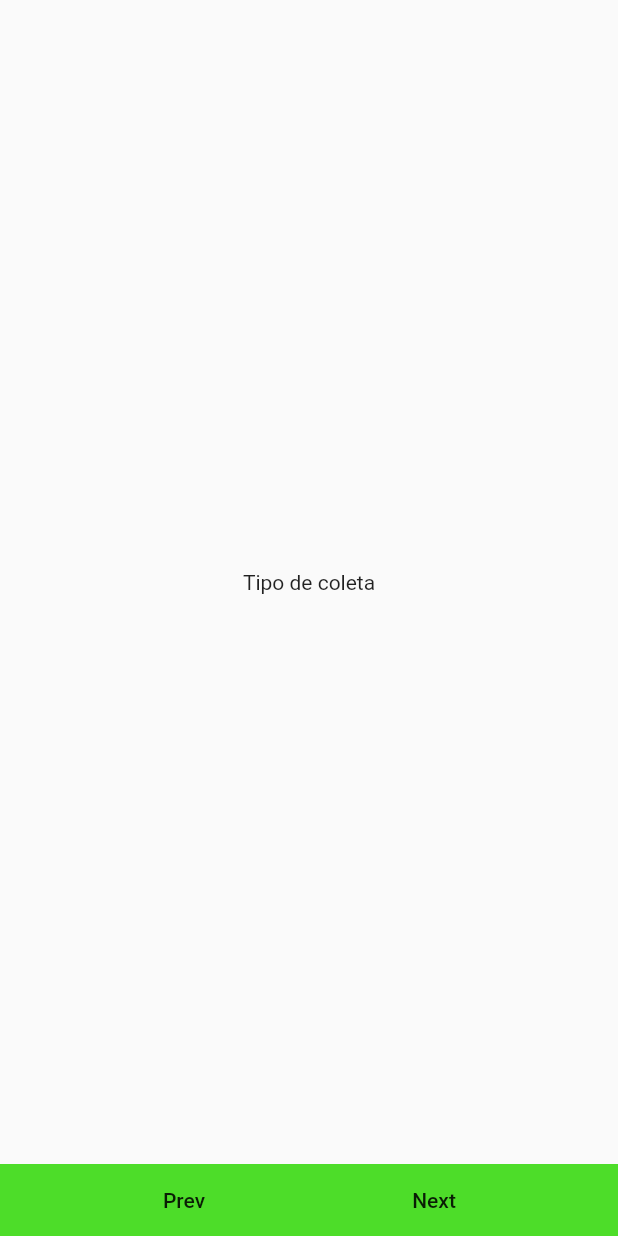
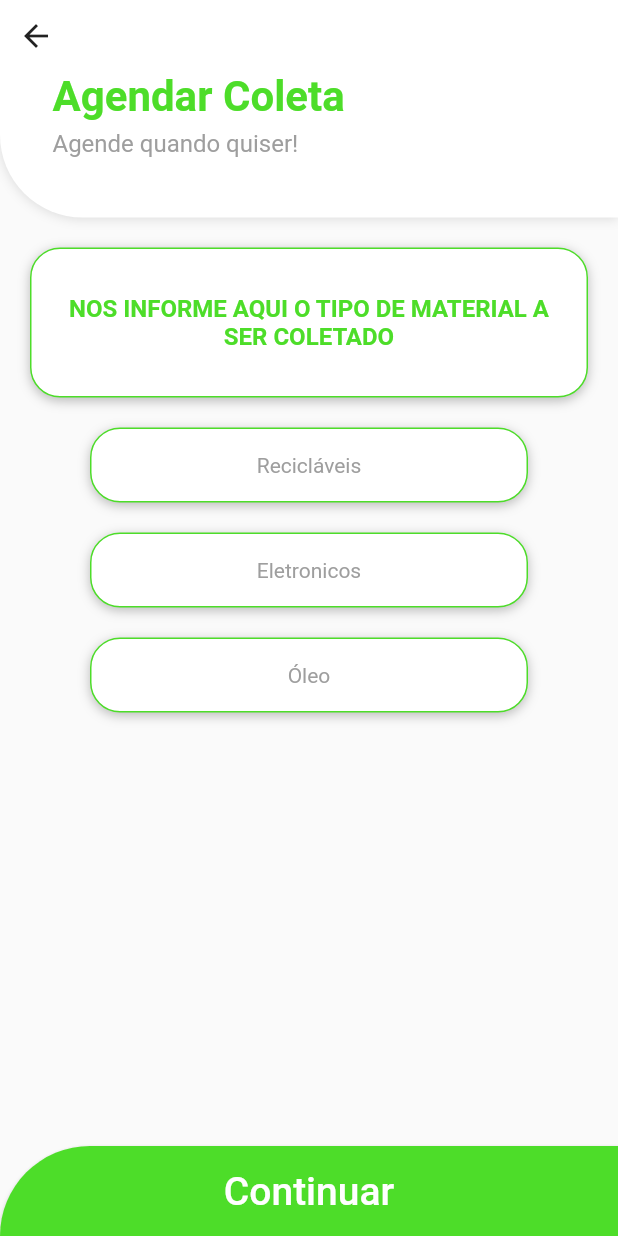
Before and after one commit to rcdomingos/catatudo-app, a Flutter app: the AddCollectPage screen opened by its route, on a phone screen of 412 x 824 dp. Run offline on Flutter 3.47's test engine with Material 2 defaults, Android fonts, the phone set to English and light mode, and no system bars; our stand-ins replace font_awesome_flutter, table_calendar; accounts and stored records are empty.

Commit message:
add: Paginas de coletas

```diff
--- /dev/null
+++ b/lib/core/viewModel/add_collect_model.dart
@@ -0,0 +1,30 @@
+import 'package:catatudo_app/core/models/address.dart';
+import 'package:catatudo_app/core/viewModel/default_model.dart';
+
+class AddCollectModel extends DefaultModel {
+  int _typeSelectedIndex;
+  int get typeSelectedIndex => _typeSelectedIndex;
+
+  int _addressSelectedIndex;
+  int get addressSelectedIndex => _addressSelectedIndex;
+
+  List _types = ['Recicláveis', 'Eletronicos', 'Óleo'];
+  List get types => _types;
+
+  String _type;
+
+  void setSelectedIndex(int index) {
+    _typeSelectedIndex = index;
+    _type = _types[index];
+    print(_type);
+    notifyListeners();
+  }
+
+  void setSelectedAddress(int index, Address address) {
+    _addressSelectedIndex = index;
+
+    print(address.toJson());
+
+    notifyListeners();
+  }
+}
--- a/lib/main.dart
+++ b/lib/main.dart
@@ -13,9 +13,10 @@ import 'package:flutter/material.dart';
 import 'package:provider/provider.dart';
 
 import 'core/constants/app_route.dart';
+import 'package:intl/date_symbol_data_local.dart';
 
 void main() {
-  runApp(MyApp());
+  initializeDateFormatting('pt_BR').then((_) => runApp(MyApp()));
 }
 
 class MyApp extends StatelessWidget {
@@ -36,7 +37,6 @@ class MyApp extends StatelessWidget {
           fontFamily: "Roboto",
           textTheme: TextTheme(
             bodyText1: TextStyle(fontFamily: "Roboto", fontSize: 16),
-
           ).apply(
             bodyColor: Colors.black,
             displayColor: Colors.blue,
--- a/lib/ui/pages/add_collect_page.dart
+++ b/lib/ui/pages/add_collect_page.dart
@@ -1,3 +1,9 @@
+import 'package:catatudo_app/core/viewModel/add_collect_model.dart';
+import 'package:catatudo_app/ui/widgets/collect_page/collect_address.dart';
+import 'package:catatudo_app/ui/widgets/collect_page/collect_app_bar.dart';
+import 'package:catatudo_app/ui/widgets/collect_page/collect_date.dart';
+import 'package:catatudo_app/ui/widgets/collect_page/collect_type.dart';
+import 'package:catatudo_app/ui/widgets/shared/default_button.dart';
 import 'package:catatudo_app/ui/widgets/widget_base_provider.dart';
 import 'package:flutter/material.dart';
 
@@ -12,18 +18,22 @@ class _AddCollectPageState extends State<AddCollectPage> {
   static const _curve = Curves.ease;
 
   List<Widget> _collectPages = [
-    Center(child: Text('Tipo de coleta')),
-    Center(child: Text('Endereço da Coleta')),
-    Center(child: Text('Data da Coleta')),
+    CollectType(),
+    CollectAddress(),
+    CollectDate(),
+    Center(child: Text('Confirmar a Coleta')),
   ];
   @override
   Widget build(BuildContext context) {
-    return Scaffold(
+    return BaseWidget<AddCollectModel>(
+      model: AddCollectModel(),
+      builder: (context, model, child) => Scaffold(
         body: Container(
           height: MediaQuery.of(context).size.height,
           width: MediaQuery.of(context).size.width,
           child: Column(
             children: <Widget>[
+              CollectAppBar(),
               Expanded(
                 child: PageView.builder(
                   controller: _pageController,
@@ -33,30 +43,38 @@ class _AddCollectPageState extends State<AddCollectPage> {
                   },
                 ),
               ),
-            Container(
-              color: Theme.of(context).primaryColor,
-              child: Row(
-                mainAxisSize: MainAxisSize.max,
-                mainAxisAlignment: MainAxisAlignment.spaceEvenly,
-                children: <Widget>[
-                  FlatButton(
-                    child: Text('Prev'),
-                    onPressed: () {
-                      _pageController.previousPage(
-                          duration: _duration, curve: _curve);
-                    },
-                  ),
-                  FlatButton(
-                    child: Text('Next'),
+              // Container(
+              //   color: Theme.of(context).primaryColor,
+              //   child: Row(
+              //     mainAxisSize: MainAxisSize.max,
+              //     mainAxisAlignment: MainAxisAlignment.spaceEvenly,
+              //     children: <Widget>[
+              // FlatButton(
+              //   child: Text('Prev'),
+              //   onPressed: () {
+              //     _pageController.previousPage(
+              //         duration: _duration, curve: _curve);
+              //   },
+              // ),
+
+              // FlatButton(
+              //   child: Text('Next'),
+              //   onPressed: () {
+              //     _pageController.nextPage(
+              //         duration: _duration, curve: _curve);
+              //   },
+              // )
+              //     ],
+              //   ),
+              // ),
+              DefaultButton(
+                  texto: 'Continuar',
                   onPressed: () {
                     _pageController.nextPage(
                         duration: _duration, curve: _curve);
-                    },
-                  )
+                  }),
             ],
           ),
-            )
-          ],
         ),
       ),
     );
--- /dev/null
+++ b/lib/ui/widgets/collect_page/collect_app_bar.dart
@@ -0,0 +1,54 @@
+import 'package:flutter/material.dart';
+
+class CollectAppBar extends StatelessWidget {
+  @override
+  Widget build(BuildContext context) {
+    return Container(
+      height: 145,
+      width: MediaQuery.of(context).size.width,
+      decoration: BoxDecoration(
+        borderRadius: BorderRadius.only(bottomLeft: Radius.circular(55)),
+        color: Colors.white,
+        boxShadow: [
+          BoxShadow(
+            color: Colors.black12,
+            offset: Offset(0.0, 0.5),
+            blurRadius: 6.0,
+          ),
+        ],
+      ),
+      child: Column(
+        crossAxisAlignment: CrossAxisAlignment.start,
+        children: <Widget>[
+          SizedBox(height: MediaQuery.of(context).padding.top),
+          IconButton(
+              icon: Icon(Icons.arrow_back),
+              onPressed: () {
+                Navigator.of(context).pop();
+              }),
+          Padding(
+            padding: EdgeInsets.only(left: 35, right: 20),
+            child: Text(
+              'Agendar Coleta',
+              style: TextStyle(
+                  color: Theme.of(context).primaryColor,
+                  fontSize: 28,
+                  fontWeight: FontWeight.bold),
+            ),
+          ),
+          SizedBox(height: 5),
+          Padding(
+            padding: EdgeInsets.only(left: 35, right: 20),
+            child: Text(
+              'Agende quando quiser!',
+              style: TextStyle(
+                color: Colors.grey,
+                fontSize: 16,
+              ),
+            ),
+          ),
+        ],
+      ),
+    );
+  }
+}
--- /dev/null
+++ b/lib/ui/widgets/collect_page/collect_type.dart
@@ -0,0 +1,95 @@
+import 'package:catatudo_app/core/viewModel/add_collect_model.dart';
+import 'package:flutter/material.dart';
+import 'package:provider/provider.dart';
+
+class CollectType extends StatelessWidget {
+  @override
+  Widget build(BuildContext context) {
+    return Consumer<AddCollectModel>(
+      builder: (context, model, child) => Container(
+        width: double.infinity,
+        height: double.infinity,
+        child: Padding(
+          padding: const EdgeInsets.all(20.0),
+          child: Column(
+            children: <Widget>[
+              Container(
+                padding: EdgeInsets.all(20.00),
+                alignment: Alignment.center,
+                height: 100,
+                decoration: BoxDecoration(
+                  color: Colors.white,
+                  borderRadius: BorderRadius.circular(20),
+                  border: Border.all(
+                      width: 1.0, color: Theme.of(context).primaryColor),
+                  boxShadow: [
+                    BoxShadow(
+                      color: Colors.black26,
+                      offset: Offset(0.0, 2.0),
+                      blurRadius: 6.0,
+                    ),
+                  ],
+                ),
+                child: Text(
+                    'NOS INFORME AQUI O TIPO DE MATERIAL A SER COLETADO',
+                    textAlign: TextAlign.center,
+                    style: TextStyle(
+                        color: Theme.of(context).primaryColor,
+                        fontSize: 16,
+                        fontWeight: FontWeight.bold)),
+              ),
+              SizedBox(height: 10),
+              Expanded(
+                child: Container(
+                  height: 200,
+                  child: ListView.builder(
+                    itemCount: (model.types != null) ? model.types.length : 0,
+                    itemBuilder: (BuildContext context, int index) {
+                      return GestureDetector(
+                        onTap: () {
+                          model.setSelectedIndex(index);
+                        },
+                        child: Container(
+                          margin: EdgeInsets.fromLTRB(40, 10, 40, 10),
+                          alignment: Alignment.center,
+                          height: 50,
+                          width: 100,
+                          decoration: BoxDecoration(
+                            color: model.typeSelectedIndex == index
+                                ? Theme.of(context).primaryColor
+                                : Colors.white,
+                            borderRadius: BorderRadius.circular(20),
+                            border: Border.all(
+                                width: 1.0,
+                                color: Theme.of(context).primaryColor),
+                            boxShadow: [
+                              BoxShadow(
+                                color: Colors.black26,
+                                offset: Offset(0.0, 2.0),
+                                blurRadius: 6.0,
+                              ),
+                            ],
+                          ),
+                          child: Text(
+                            model.types[index],
+                            textAlign: TextAlign.center,
+                            style: TextStyle(
+                              fontSize: 14,
+                              color: model.typeSelectedIndex == index
+                                  ? Colors.white
+                                  : Colors.grey,
+                            ),
+                          ),
+                        ),
+                      );
+                    },
+                  ),
+                ),
+              )
+            ],
+          ),
+        ),
+      ),
+    );
+  }
+}
--- a/pubspec.yaml
+++ b/pubspec.yaml
@@ -31,6 +31,8 @@ dependencies:
   flutter_secure_storage: ^3.3.3
   font_awesome_flutter: ^8.8.1
   provider: ^4.1.3
+  table_calendar: ^2.2.3
+  intl: ^0.16.1
 
 dev_dependencies:
   flutter_test:
```
Also changed, not shown: lib/ui/widgets/collect_page/collect_address.dart (added, +123 -0 lines), lib/ui/widgets/collect_page/collect_date.dart (added, +138 -0 lines), pubspec.lock. Lines whose indentation alone changed are shown as unchanged.
